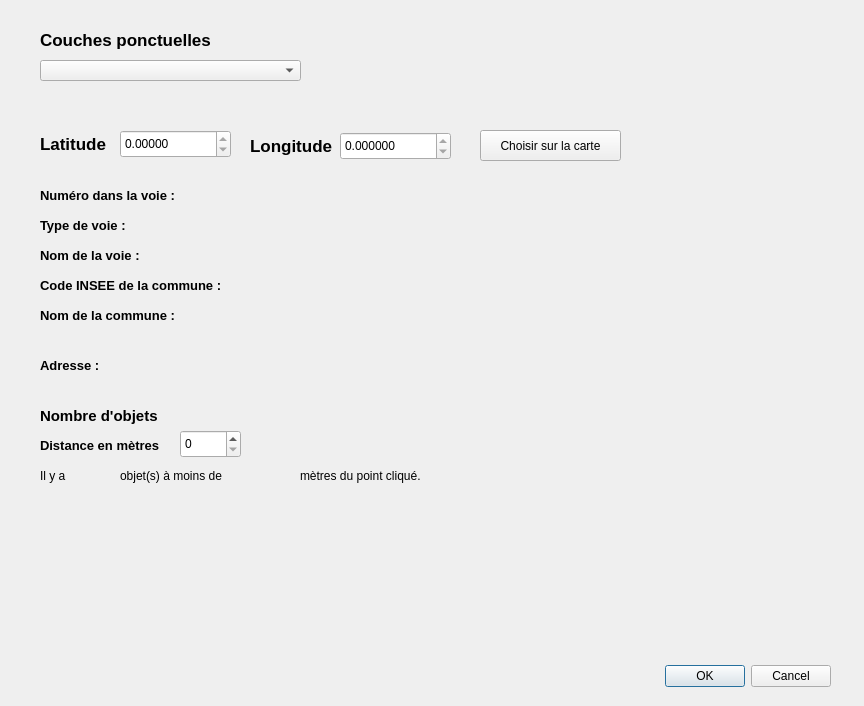
First picture: the form in tp_qgis_tsi_dialog_base.ui, repository AdnanBenaboud/Tp-Qgis-TSI, before the edit.
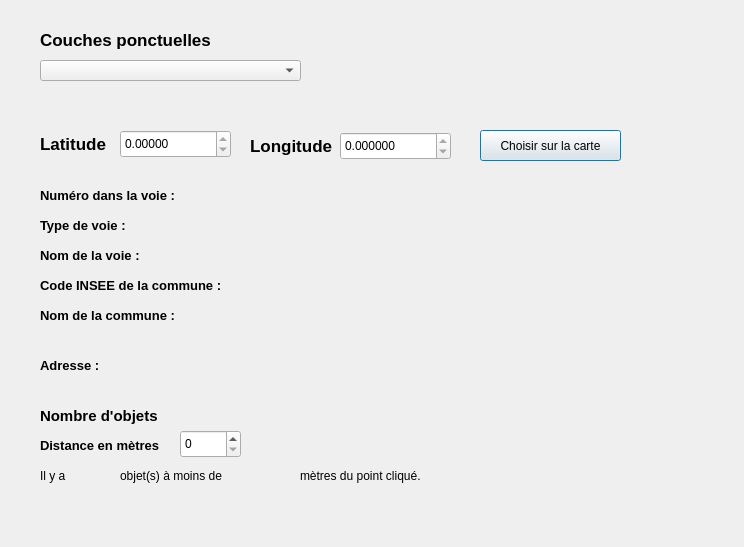
Second picture: the form after the edit. Custom widgets are drawn as their Qt base class.

Commit message: Ajout du comptage du nombre d'objets d'après le point

Diff of the .ui file:
```diff
--- a/tp_qgis_tsi_dialog_base.ui
+++ b/tp_qgis_tsi_dialog_base.ui
@@ -6,29 +6,13 @@
    <rect>
     <x>0</x>
     <y>0</y>
-    <width>864</width>
-    <height>706</height>
+    <width>744</width>
+    <height>547</height>
    </rect>
   </property>
   <property name="windowTitle">
    <string>TP QGIS TSI</string>
   </property>
-  <widget class="QDialogButtonBox" name="button_box">
-   <property name="geometry">
-    <rect>
-     <x>490</x>
-     <y>660</y>
-     <width>341</width>
-     <height>32</height>
-    </rect>
-   </property>
-   <property name="orientation">
-    <enum>Qt::Horizontal</enum>
-   </property>
-   <property name="standardButtons">
-    <set>QDialogButtonBox::Cancel|QDialogButtonBox::Ok</set>
-   </property>
-  </widget>
   <widget class="QLabel" name="label">
    <property name="geometry">
     <rect>
@@ -360,7 +344,7 @@
      <x>140</x>
      <y>350</y>
      <width>101</width>
-     <height>31</height>
+     <height>41</height>
     </rect>
    </property>
    <property name="text">
@@ -406,7 +390,7 @@
      <x>80</x>
      <y>460</y>
      <width>31</width>
-     <height>31</height>
+     <height>41</height>
     </rect>
    </property>
    <property name="text">
@@ -432,7 +416,7 @@
      <x>260</x>
      <y>460</y>
      <width>31</width>
-     <height>31</height>
+     <height>41</height>
     </rect>
    </property>
    <property name="text">
```
Left out of the diff: 38 changed lines with no effect on the pictures. The commit also changes 2 other files.
